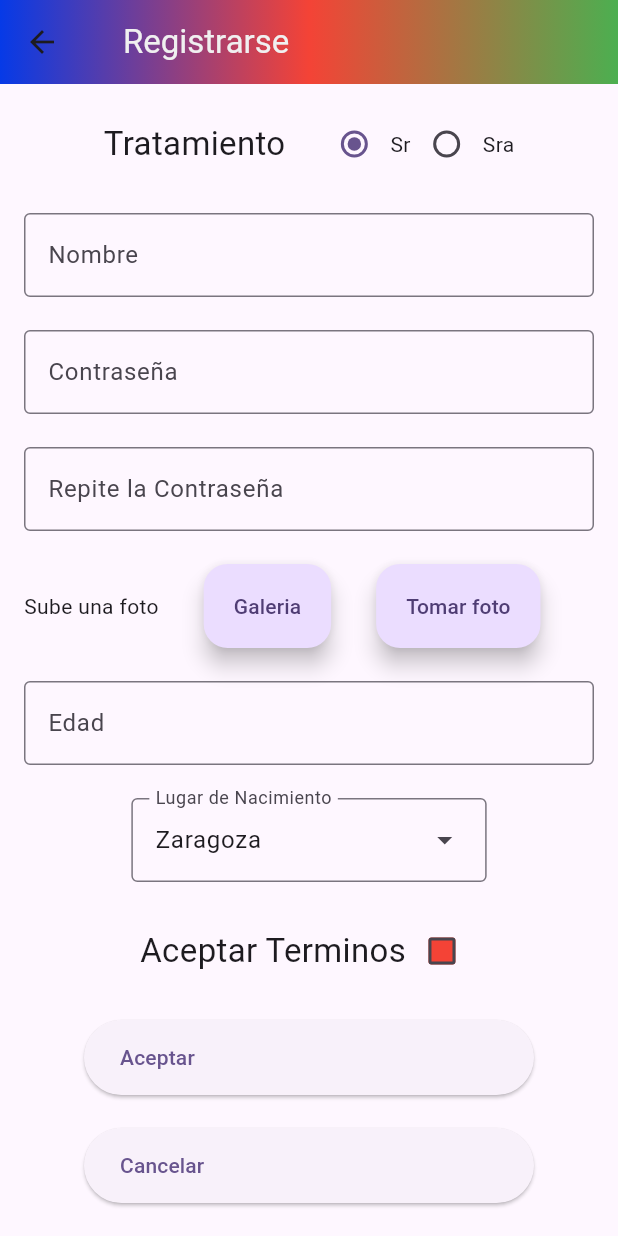
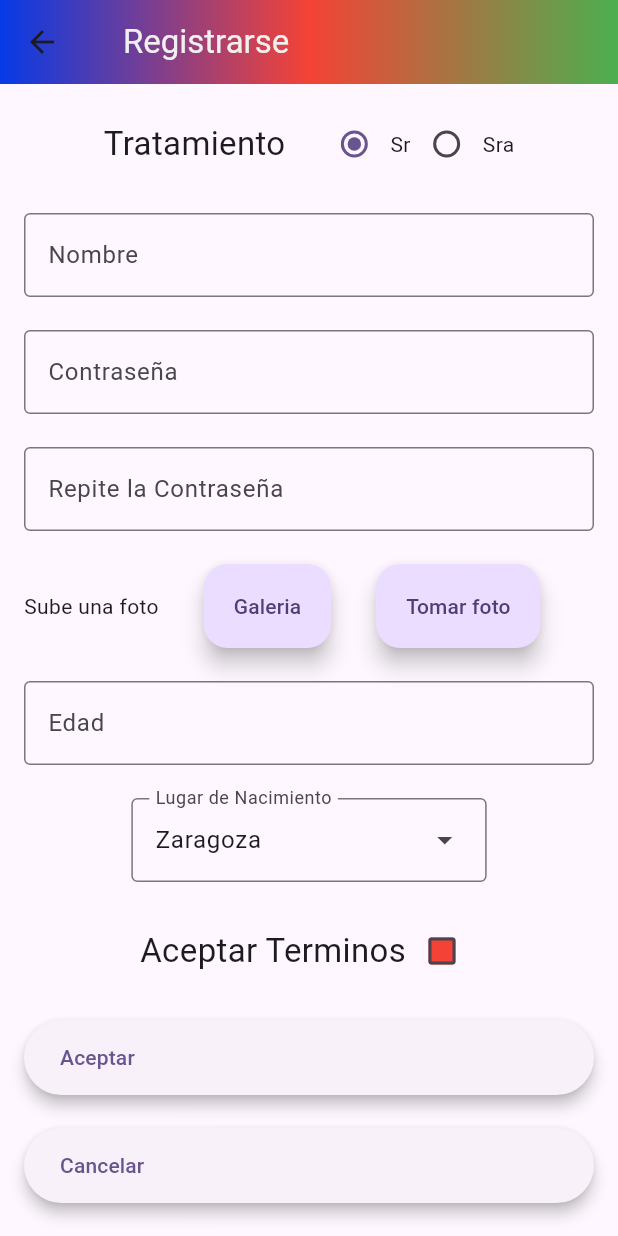
Before and after one commit to velillaAV/proyecto_intermodular, a Flutter app: the PantallaRegistrar screen opened directly, on a phone screen of 412 x 824 dp. Run offline on Flutter 3.47's test engine with Material 3 defaults, Android fonts, the phone set to English and light mode, and no system bars; our stand-ins replace firebase_auth, google_sign_in, image_picker; accounts and stored records are empty.

Commit message:
Botones y mejora visual pantallaPrincipal

```diff
--- a/lib/config/utils/estiloBotones.dart
+++ b/lib/config/utils/estiloBotones.dart
@@ -1,38 +1,42 @@
 import 'package:flutter/material.dart';
 
 class CustomStyles {
-  static const ButtonStyle estiloBotones = ButtonStyle(
-      fixedSize: WidgetStatePropertyAll(Size(300, 50))
+  static ButtonStyle estiloBotones = ElevatedButton.styleFrom(
+    elevation: 4,
+    minimumSize: const Size(260, 50),
+    shape: RoundedRectangleBorder(borderRadius: BorderRadius.circular(25)),
   );
 
   static ButtonStyle estiloBotonInicioSesion = ElevatedButton.styleFrom(
     backgroundColor: const Color.fromARGB(255, 6, 58, 231),
     foregroundColor: Colors.white,
     elevation: 4,
-    minimumSize: const Size(250, 45),
-    shape: RoundedRectangleBorder(
-      borderRadius: BorderRadius.circular(25),
-    ),
+    minimumSize: const Size(260, 50),
+    shape: RoundedRectangleBorder(borderRadius: BorderRadius.circular(25)),
+  );
+
+  static ButtonStyle estiloBotonRegistrarse = ElevatedButton.styleFrom(
+    backgroundColor: Colors.green,
+    foregroundColor: Colors.white,
+    elevation: 4,
+    minimumSize: const Size(260, 50),
+    shape: RoundedRectangleBorder(borderRadius: BorderRadius.circular(25)),
+  );
+
+  static ButtonStyle estiloBotonRojo = ElevatedButton.styleFrom(
+    backgroundColor: Colors.red,
+    foregroundColor: Colors.white,
+    elevation: 4,
+    minimumSize: const Size(260, 50),
+    shape: RoundedRectangleBorder(borderRadius: BorderRadius.circular(25)),
   );
 
   static ButtonStyle estiloBotonGoogle = ElevatedButton.styleFrom(
     backgroundColor: Colors.white,
     foregroundColor: Colors.black87,
     elevation: 2,
-    minimumSize: const Size(250, 45),
+    minimumSize: const Size(260, 50),
     side: const BorderSide(color: Colors.grey, width: 1),
-    shape: RoundedRectangleBorder(
-      borderRadius: BorderRadius.circular(25),
-    ),
-  );
-
-  static ButtonStyle estiloBotonRegistrarse = ElevatedButton.styleFrom(
-    backgroundColor: Colors.green,
-    foregroundColor: Colors.white,
-    elevation: 4,
-    minimumSize: const Size(250, 45),
-    shape: RoundedRectangleBorder(
-      borderRadius: BorderRadius.circular(25),
-    ),
+    shape: RoundedRectangleBorder(borderRadius: BorderRadius.circular(25)),
   );
 }
```
Also changed, not shown: lib/screens/PantallaPrincipal.dart (+86 -66 lines).
